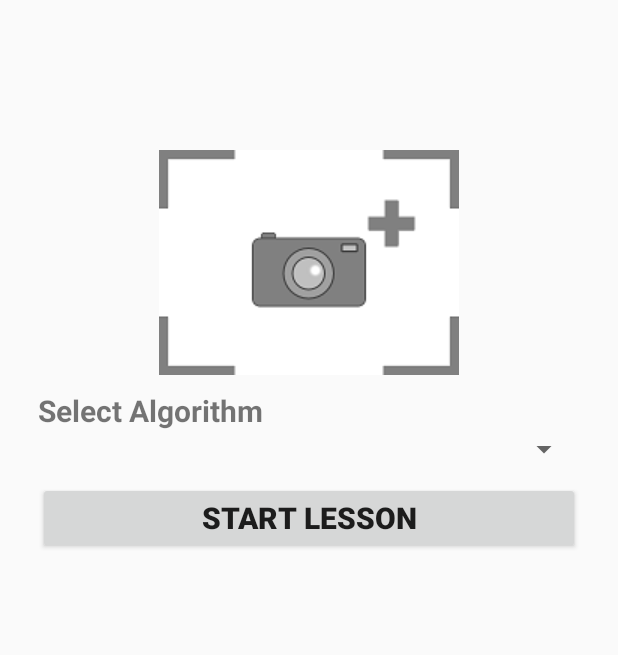
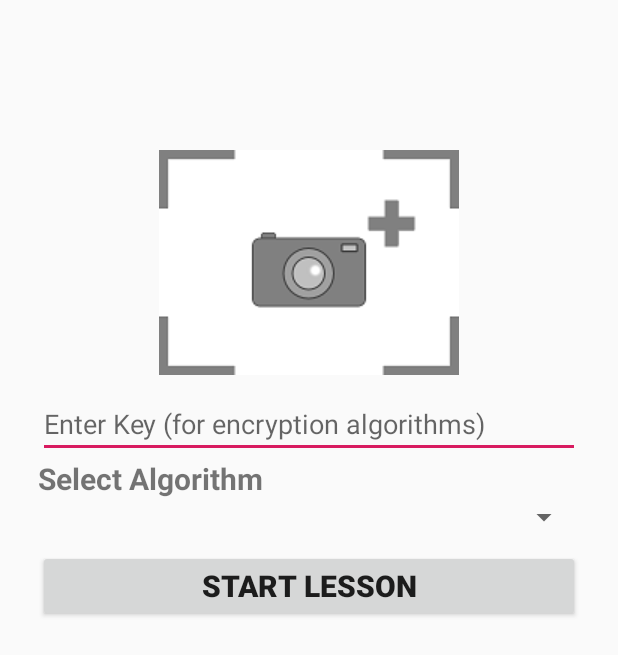
Before and after one commit to pbrunet44/CyphOrSort, an Android app: the layout lessons_activity.xml on its own in the app's theme, with its tools: preview values and no code run, on a phone screen of 412 x 824 dp. Shown: the top 655 px of the screen. Run offline under Robolectric (Android 15) with nearby library versions, the phone set to English and light mode, and no system bars.

Commit message:
Update lessons_activity.xml

```diff
--- a/app/src/main/res/layout/lessons_activity.xml
+++ b/app/src/main/res/layout/lessons_activity.xml
@@ -14,6 +14,16 @@
         android:maxHeight="200dp"
         android:scaleType="centerCrop"
         android:src="@drawable/add_image_icon" />
+
+    <EditText
+        android:id="@+id/editText"
+        android:layout_width="match_parent"
+        android:layout_height="wrap_content"
+        android:ems="10"
+        android:inputType="textPersonName"
+        android:hint="Enter Key (for encryption algorithms)"
+        android:layout_marginLeft="25dp"
+        android:layout_marginRight="25dp"/>
 
     <TextView
         android:layout_width="match_parent"
```
